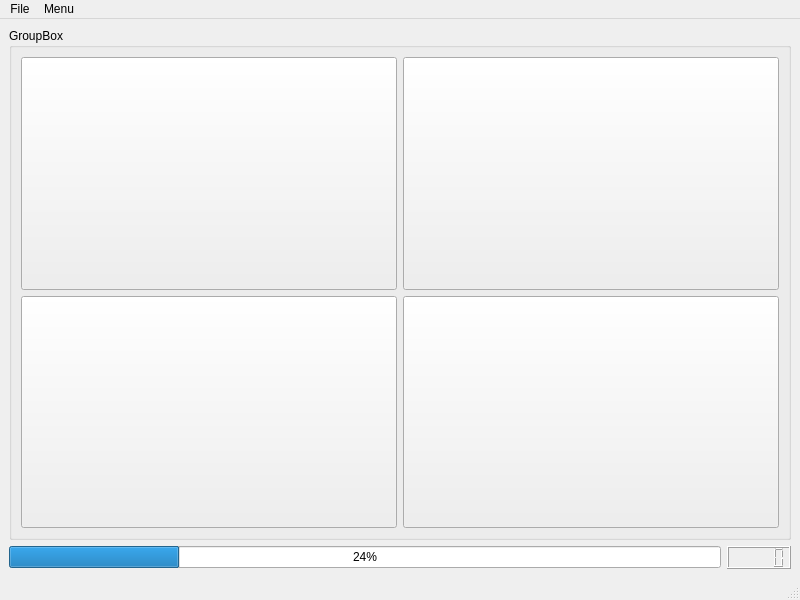
First picture: the form in mainwindow.ui, repository Shiikoro/memtrainer, before the edit.
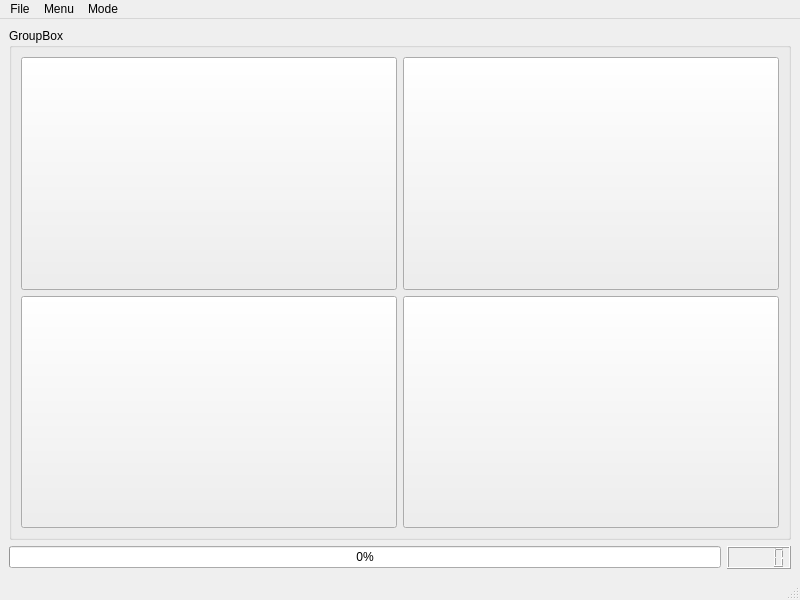
Second picture: the form after the edit.

Diff of the .ui file:
```diff
--- a/mainwindow.ui
+++ b/mainwindow.ui
@@ -81,7 +81,7 @@
       <item>
        <widget class="QProgressBar" name="progressBar">
         <property name="value">
-         <number>24</number>
+         <number>0</number>
         </property>
        </widget>
       </item>
@@ -118,8 +118,16 @@
     </property>
     <addaction name="actionInterval"/>
    </widget>
+   <widget class="QMenu" name="menuMode">
+    <property name="title">
+     <string>Mode</string>
+    </property>
+    <addaction name="actionPlayer"/>
+    <addaction name="actionTrainer"/>
+   </widget>
    <addaction name="menuFile"/>
    <addaction name="menuMenu"/>
+   <addaction name="menuMode"/>
   </widget>
   <widget class="QStatusBar" name="statusbar"/>
   <action name="actionCreate_new_File">
```
Left out of the diff: 18 changed lines with no effect on the pictures.
